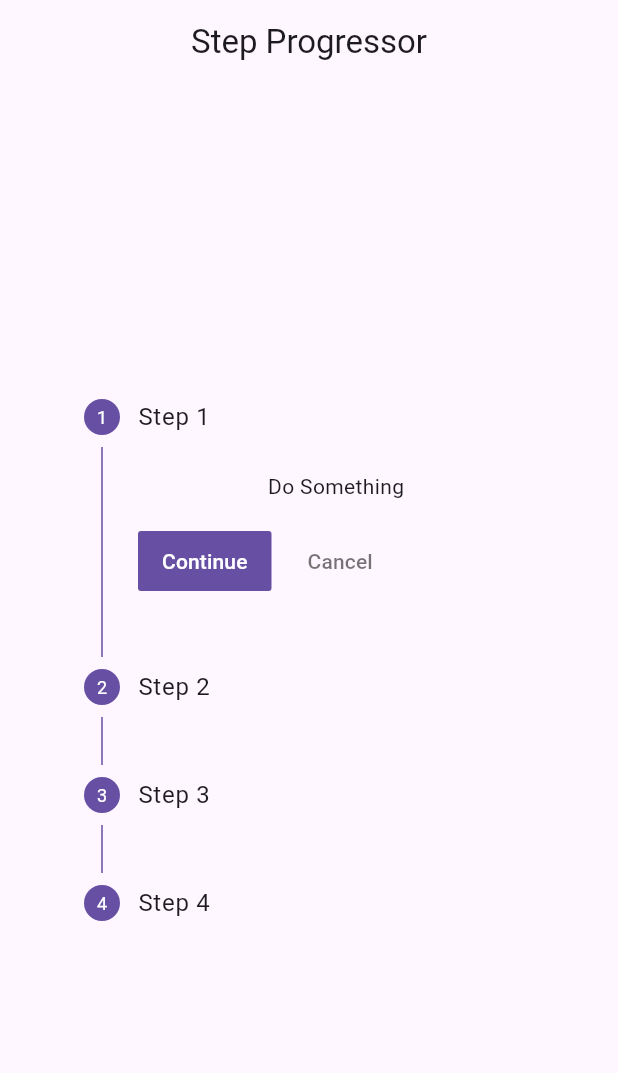
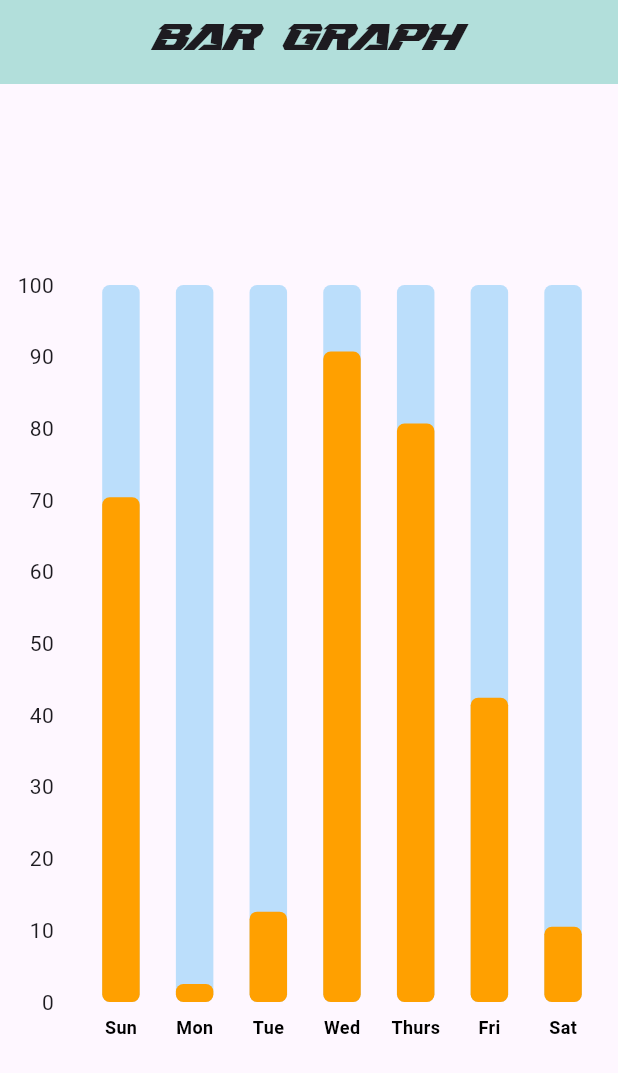
Before and after one commit to Masfiqun/Flutter-Widgets, a Flutter app: the screen it shows after launch, on a phone screen of 412 x 824 dp. Shown: the top 1073 px of the screen. Run offline on Flutter 3.47's test engine with Material 3 defaults, Android fonts, the phone set to English and light mode, and no system bars; drawn by our look-alikes of fl_chart.

Commit message:
bar graph

```diff
--- /dev/null
+++ b/lib/Charts/Bar Graph/bar_data.dart
@@ -0,0 +1,37 @@
+import 'package:flutter_widgets/Charts/Bar%20Graph/individual_bar.dart';
+
+class BarData {
+  final double sumAmount;
+  final double monAmount;
+  final double tueAmount;
+  final double wedAmount;
+  final double thurAmount;
+  final double friAmount;
+  final double satAmount;
+
+  BarData({
+    required this.sumAmount,
+    required this.monAmount,
+    required this.friAmount,
+    required this.satAmount,
+    required this.thurAmount,
+    required this.tueAmount,
+    required this.wedAmount,
+  });
+
+  List<IndividualBar> barData = [];
+
+  //initial bar data
+  void initializeBarData(){
+    barData = [
+    IndividualBar(x: 0, y: sumAmount),
+    IndividualBar(x: 1, y: monAmount),
+    IndividualBar(x: 2, y: tueAmount),
+    IndividualBar(x: 3, y: wedAmount),
+    IndividualBar(x: 4, y: thurAmount),
+    IndividualBar(x: 5, y: friAmount),
+    IndividualBar(x: 6, y: satAmount),
+    ];
+  }
+
+}
--- /dev/null
+++ b/lib/Charts/Bar Graph/bar_graph.dart
@@ -0,0 +1,96 @@
+import 'package:fl_chart/fl_chart.dart';
+import 'package:flutter/material.dart';
+import 'package:flutter_widgets/Charts/Bar%20Graph/bar_data.dart';
+
+class MyBarGraph extends StatelessWidget {
+  final List weeklySummary; // sunAmount, monAmount,.......
+  const MyBarGraph({
+    super.key,
+    required this.weeklySummary,
+  });
+
+  @override
+  Widget build(BuildContext context) {
+    //initialize bar data
+    BarData myBarData = BarData(
+      sumAmount: weeklySummary[0],
+      monAmount: weeklySummary[1],
+      friAmount: weeklySummary[2],
+      satAmount: weeklySummary[3],
+      thurAmount: weeklySummary[4],
+      tueAmount: weeklySummary[5],
+      wedAmount: weeklySummary[6]
+    );
+    myBarData.initializeBarData();
+    return BarChart(
+      BarChartData(
+        maxY: 100,
+        minY: 0,
+        gridData: FlGridData(show: false),
+        borderData: FlBorderData(show: false),
+        titlesData: FlTitlesData(
+          show: true,
+          topTitles: AxisTitles(sideTitles: SideTitles(showTitles: false)),
+          rightTitles: AxisTitles(sideTitles: SideTitles(showTitles: false)),
+          bottomTitles: AxisTitles(sideTitles: SideTitles(showTitles: true, getTitlesWidget: getBottomTitles))
+        ),
+        barGroups: myBarData.barData.map(
+          (data) => BarChartGroupData(
+            x: data.x,
+            barRods: [
+              BarChartRodData(
+               toY: data.y,
+               color: Colors.amber[700],
+               borderRadius: BorderRadius.circular(5.0),
+               width: 25,
+               backDrawRodData: BackgroundBarChartRodData(
+                show: true,
+                toY: 100,
+                color: Colors.blue[100]
+               )
+              )
+            ]
+          )
+        ).toList(),
+      )
+    );
+  }
+}
+
+Widget getBottomTitles (double value, TitleMeta meta) {
+  const style = TextStyle(
+    color: Colors.black,
+    fontWeight: FontWeight.bold,
+    fontSize: 12,
+  );
+
+  Widget text;
+  switch(value.toInt()) {
+    case 0:
+      text = const Text('Sun', style: style,);
+      break;
+    case 1:
+      text = const Text('Mon', style: style,);
+      break;
+    case 2:
+      text = const Text('Tue', style: style,);
+      break;
+    case 3:
+      text = const Text('Wed', style: style,);
+      break;
+    case 4:
+      text = const Text('Thurs', style: style,);
+      break;
+    case 5:
+      text = const Text('Fri', style: style,);
+      break;
+    case 6:
+      text = const Text('Sat', style: style,);
+      break;
+    default:
+      text = const Text('', style: style,);
+      break;
+  }
+
+  return SideTitleWidget(child: text, axisSide: meta.axisSide);
+}
--- /dev/null
+++ b/lib/Charts/Bar Graph/home_page.dart
@@ -0,0 +1,59 @@
+import 'package:flutter/material.dart';
+import 'package:flutter_widgets/Charts/Bar%20Graph/bar_graph.dart';
+
+/*
+
+TASK:AboutDialog
+
+List of weekly expense using bar chart
+
+
+*/
+
+
+
+class Homepage extends StatefulWidget {
+  const Homepage({super.key});
+
+  @override
+  State<Homepage> createState() => _HomepageState();
+}
+
+class _HomepageState extends State<Homepage> {
+
+  // List of weekly expose
+  List<double> weeklySummary = [
+    70.40,
+    2.50,
+    42.42,
+    10.50,
+    80.68,
+    12.6,
+    90.73,
+  ];
+
+
+  @override
+  Widget build(BuildContext context) {
+    return Scaffold(
+      appBar: AppBar(
+        title: Center(
+          child: Text(
+                  'Bar Graph',
+                  style: TextStyle(fontFamily: 'Stromlight'),
+                  ),
+                ),
+        backgroundColor: Colors.teal[100],
+      ),
+
+      body: Center(
+        child: SizedBox(
+          height: 500,
+          child: MyBarGraph(
+            weeklySummary: weeklySummary,
+          ),
+        ),
+      ),
+    );
+  }
+}
--- /dev/null
+++ b/lib/Charts/Bar Graph/individual_bar.dart
@@ -0,0 +1,9 @@
+class IndividualBar {
+  final int x; //x-axis position
+  final double y; // y-axis position
+
+  IndividualBar({
+    required this.x,
+    required this.y,
+  });
+}
--- /dev/null
+++ b/lib/Charts/barCharts.dart
@@ -0,0 +1,97 @@
+import 'package:flutter/material.dart';
+import 'package:fl_chart/fl_chart.dart';
+
+class BarChart extends StatefulWidget {
+  const BarChart(BarChartData barChartData, {super.key});
+
+  @override
+  State<BarChart> createState() => _BarChartState();
+}
+
+class IndividualBar {
+  final int x; //x-axis position
+  final double y; // y-axis position
+
+  IndividualBar({
+    required this.x,
+    required this.y,
+  });
+}
+
+class BarData {
+  final double sumAmount;
+  final double monAmount;
+  final double tueAmount;
+  final double wedAmount;
+  final double thurAmount;
+  final double friAmount;
+  final double satAmount;
+
+  BarData({
+    required this.sumAmount,
+    required this.monAmount,
+    required this.friAmount,
+    required this.satAmount,
+    required this.thurAmount,
+    required this.tueAmount,
+    required this.wedAmount,
+  });
+
+  List<IndividualBar> barData = [];
+
+  //initial bar data
+  void initializeBarData(){
+    barData = [
+    IndividualBar(x: 0, y: sumAmount),
+    IndividualBar(x: 0, y: monAmount),
+    IndividualBar(x: 0, y: tueAmount),
+    IndividualBar(x: 0, y: wedAmount),
+    IndividualBar(x: 0, y: thurAmount),
+    IndividualBar(x: 0, y: friAmount),
+    IndividualBar(x: 0, y: satAmount),
+    ];
+  }
+
+}
+
+class _BarChartState extends State<BarChart> {
+
+  // List of weekly expose
+  List<double> weeklySummary = [
+    4.40,
+    2.50,
+    42.42,
+    10.50,
+    100.68,
+    12.6,
+    98.73,
+    88.99,
+    90.10,
+  ];
+
+  @override
+  Widget build(BuildContext context) {
+    return Scaffold(
+      body: Center(
+        child: SizedBox(
+          height: 400,
+          child: MyBarGraph(),
+        ),
+      ),
+    );
+  }
+}
+
+class MyBarGraph extends StatelessWidget {
+  const MyBarGraph({super.key});
+
+  @override
+  Widget build(BuildContext context) {
+    return BarChart(
+      BarChartData(
+        maxY: 200,
+        minY: 0,
+      )
+    );
+  }
+}
--- a/lib/main.dart
+++ b/lib/main.dart
@@ -1,5 +1,6 @@
 // ignore_for_file: prefer_const_constructors, prefer_const_literals_to_create_immutables
 
+import 'package:fl_chart/fl_chart.dart';
 import 'package:flutter/material.dart';
 import 'package:flutter_widgets/Circular_Progress_Indicator.dart';
 import 'package:flutter_widgets/ClipRRect.dart';
@@ -20,6 +21,7 @@ import 'package:flutter_widgets/PopMenuButton.dart';
 import 'package:flutter_widgets/ExpansionPanel.dart';
 import 'package:flutter_widgets/TabBar.dart';
 import 'package:flutter_widgets/Stepping.dart';
+import 'package:flutter_widgets/Charts/Bar Graph/home_page.dart';
 
 
 void main(){
@@ -51,7 +53,8 @@ class MyApp extends StatelessWidget {
       // PopMenuButton(),
       // Expansion(),
       // TebBar(),
-      StepProgressor(),
+      // StepProgressor(),
+         Homepage(),
     );
   }
 }
```
Also changed, not shown: pubspec.yaml (+7 -4 lines), assets/Fonts/OldLondon.ttf (added), assets/Fonts/Olondon.otf (added), assets/Fonts/Stormlight.ttf (added), pubspec.lock, 1 other file.
